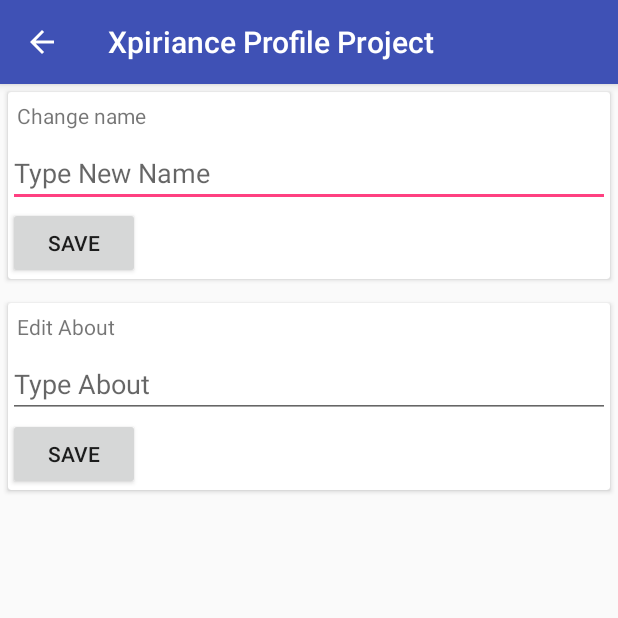
After one commit to arpitjjw/XpirianceProfileProject, an Android app: the edit_Activity screen opened directly, with no data from a screen before it, on a phone screen of 412 x 824 dp, the top half of it. The commit adds this screen. Run offline under Robolectric (Android 15) with nearby library versions, the phone set to English and light mode, and no system bars; network calls fail.

Commit message:
new activity added

```diff
--- a/app/src/main/AndroidManifest.xml
+++ b/app/src/main/AndroidManifest.xml
@@ -1,7 +1,9 @@
 <?xml version="1.0" encoding="utf-8"?>
 <manifest xmlns:android="http://schemas.android.com/apk/res/android"
     package="com.example.user.xpirianceprofileproject">
+
     <uses-permission android:name="android.permission.INTERNET" />
+
     <application
         android:allowBackup="true"
         android:icon="@mipmap/ic_launcher"
@@ -16,6 +18,7 @@
                 <category android:name="android.intent.category.LAUNCHER" />
             </intent-filter>
         </activity>
+        <activity android:name=".edit_Activity"></activity>
     </application>
 
 </manifest>
--- /dev/null
+++ b/app/src/main/java/com/example/user/xpirianceprofileproject/edit_Activity.java
@@ -0,0 +1,33 @@
+package com.example.user.xpirianceprofileproject;
+
+import android.app.ActionBar;
+import android.content.Intent;
+import android.support.v7.app.AppCompatActivity;
+import android.os.Bundle;
+import android.view.MenuItem;
+import android.widget.EditText;
+
+public class edit_Activity extends AppCompatActivity {
+    EditText editname;
+    EditText editabout;
+    @Override
+    protected void onCreate(Bundle savedInstanceState) {
+        super.onCreate(savedInstanceState);
+        setContentView(R.layout.edit);
+        editname=(EditText)findViewById(R.id.EditUsername);
+        editabout=(EditText)findViewById(R.id.EditAbout);
+        android.support.v7.app.ActionBar ab = getSupportActionBar();
+        ab.setDisplayHomeAsUpEnabled(true);
+    }
+    @Override
+    public boolean onOptionsItemSelected(MenuItem item) {
+        switch (item.getItemId()) {
+            case android.R.id.home:
+                Intent intent = new Intent(this,MainActivity.class);
+                this.startActivity(intent);
+                return true;
+            default:
+                return super.onOptionsItemSelected(item);
+        }
+    }
+}
--- /dev/null
+++ b/app/src/main/res/layout/edit.xml
@@ -0,0 +1,66 @@
+<?xml version="1.0" encoding="utf-8"?>
+<LinearLayout
+    android:orientation="vertical"
+    xmlns:android="http://schemas.android.com/apk/res/android" android:layout_width="match_parent"
+    android:layout_height="match_parent"
+    >
+<android.support.v7.widget.CardView
+    android:layout_width="match_parent"
+    android:layout_height="wrap_content"
+    android:layout_margin="5dp"
+    android:elevation="4dp">
+    <LinearLayout
+        android:layout_width="match_parent"
+        android:layout_height="wrap_content"
+        android:orientation="vertical">
+        <TextView
+            android:layout_width="match_parent"
+            android:layout_height="wrap_content"
+            android:text="Change name"
+            android:padding="6dp" />
+        <EditText
+            android:layout_width="match_parent"
+            android:layout_height="wrap_content"
+            android:hint="Type New Name"
+            android:id="@+id/EditUsername"/>
+        <Button
+            android:layout_width="wrap_content"
+            android:layout_height="wrap_content"
+            android:text="Save"
+            android:id="@+id/SaveName"
+            />
+
+    </LinearLayout>
+</android.support.v7.widget.CardView>
+    <android.support.v4.widget.Space
+        android:layout_width="match_parent"
+        android:layout_height="5dp" />
+    <android.support.v7.widget.CardView
+        android:layout_width="match_parent"
+        android:layout_height="wrap_content"
+        android:layout_margin="5dp"
+        android:elevation="4dp">
+        <LinearLayout
+            android:layout_width="match_parent"
+            android:layout_height="wrap_content"
+            android:orientation="vertical">
+            <TextView
+                android:layout_width="match_parent"
+                android:layout_height="wrap_content"
+                android:text="Edit About"
+                android:padding="6dp" />
+            <EditText
+                android:layout_width="match_parent"
+                android:layout_height="wrap_content"
+                android:hint="Type About"
+                android:id="@+id/EditAbout"/>
+            <Button
+                android:layout_width="wrap_content"
+                android:layout_height="wrap_content"
+                android:text="Save"
+                android:id="@+id/SaveAbout"
+                />
+
+        </LinearLayout>
+    </android.support.v7.widget.CardView>
+</LinearLayout>
--- a/app/src/main/res/values/styles.xml
+++ b/app/src/main/res/values/styles.xml
@@ -1,7 +1,7 @@
 <resources>
 
     <!-- Base application theme. -->
-    <style name="AppTheme" parent="Theme.AppCompat.Light.NoActionBar">
+    <style name="AppTheme" parent="Theme.AppCompat.Light.DarkActionBar">
         <!-- Customize your theme here. -->
         <item name="colorPrimary">@color/colorPrimary</item>
         <item name="colorPrimaryDark">@color/colorPrimaryDark</item>
```
Also changed, not shown: app/src/main/java/com/example/user/xpirianceprofileproject/MainActivity.java (+30 -0 lines), app/src/main/res/menu/menu_main.xml (added, +15 -0 lines).
